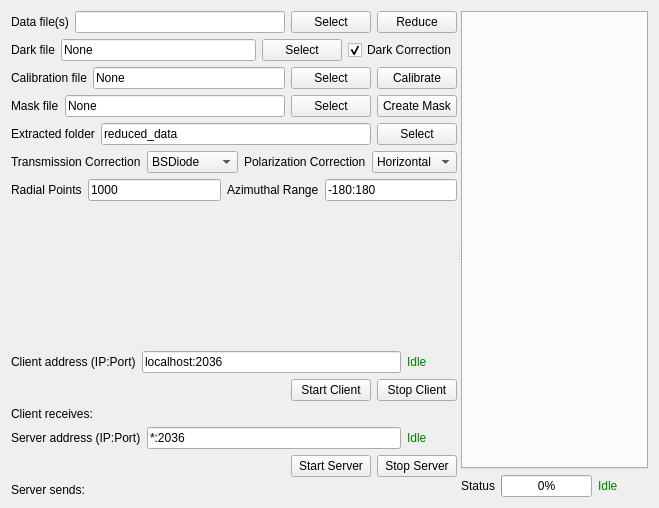
Qt form UI_Forms/Data_Reduction_Client.ui (chemmatcars/XAnoS) before a commit.
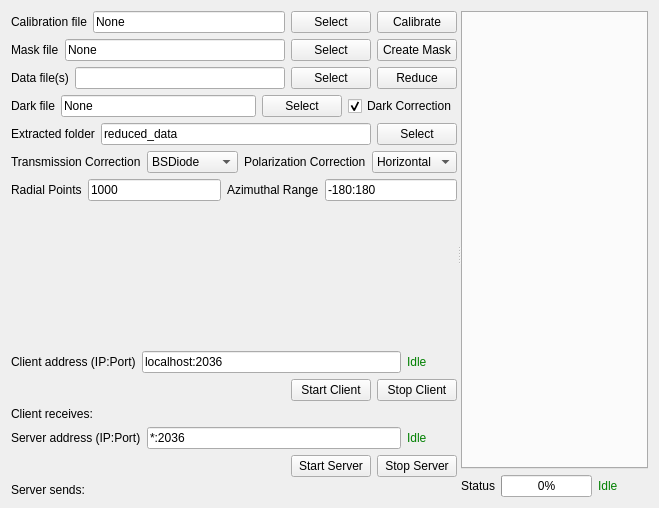
The same form after that commit.

Commit message: Fixed a the problem of caked image in the calibrationWidget.py

Diff of the .ui file:
```diff
--- a/UI_Forms/Data_Reduction_Client.ui
+++ b/UI_Forms/Data_Reduction_Client.ui
@@ -19,8 +19,72 @@
      <property name="orientation">
       <enum>Qt::Horizontal</enum>
      </property>
-     <widget class="QWidget" name="">
+     <widget class="QWidget" name="layoutWidget">
       <layout class="QVBoxLayout" name="verticalLayout_4">
+       <item>
+        <layout class="QHBoxLayout" name="horizontalLayout_4">
+         <item>
+          <widget class="QLabel" name="poniFileLabel">
+           <property name="text">
+            <string>Calibration file</string>
+           </property>
+          </widget>
+         </item>
+         <item>
+          <widget class="QLineEdit" name="poniFileLineEdit">
+           <property name="text">
+            <string>None</string>
+           </property>
+          </widget>
+         </item>
+         <item>
+          <widget class="QPushButton" name="openPoniPushButton">
+           <property name="text">
+            <string>Select</string>
+           </property>
+          </widget>
+         </item>
+         <item>
+          <widget class="QPushButton" name="calibratePushButton">
+           <property name="text">
+            <string>Calibrate</string>
+           </property>
+          </widget>
+         </item>
+        </layout>
+       </item>
+       <item>
+        <layout class="QHBoxLayout" name="horizontalLayout_5">
+         <item>
+          <widget class="QLabel" name="maskFileLabel">
+           <property name="text">
+            <string>Mask file</string>
+           </property>
+          </widget>
+         </item>
+         <item>
+          <widget class="QLineEdit" name="maskFileLineEdit">
+           <property name="text">
+            <string>None</string>
+           </property>
+          </widget>
+         </item>
+         <item>
+          <widget class="QPushButton" name="openMaskPushButton">
+           <property name="text">
+            <string>Select</string>
+           </property>
+          </widget>
+         </item>
+         <item>
+          <widget class="QPushButton" name="createMaskPushButton">
+           <property name="text">
+            <string>Create Mask</string>
+           </property>
+          </widget>
+         </item>
+        </layout>
+       </item>
        <item>
         <layout class="QHBoxLayout" name="horizontalLayout_2">
          <item>
@@ -84,70 +148,6 @@
          </item>
         </layout>
        </item>
-       <item>
-        <layout class="QHBoxLayout" name="horizontalLayout_4">
-         <item>
-          <widget class="QLabel" name="poniFileLabel">
-           <property name="text">
-            <string>Calibration file</string>
-           </property>
-          </widget>
-         </item>
-         <item>
-          <widget class="QLineEdit" name="poniFileLineEdit">
-           <property name="text">
-            <string>None</string>
-           </property>
-          </widget>
-         </item>
-         <item>
-          <widget class="QPushButton" name="openPoniPushButton">
-           <property name="text">
-            <string>Select</string>
-           </property>
-          </widget>
-         </item>
-         <item>
-          <widget class="QPushButton" name="calibratePushButton">
-           <property name="text">
-            <string>Calibrate</string>
-           </property>
-          </widget>
-         </item>
-        </layout>
-       </item>
-       <item>
-        <layout class="QHBoxLayout" name="horizontalLayout_5">
-         <item>
-          <widget class="QLabel" name="maskFileLabel">
-           <property name="text">
-            <string>Mask file</string>
-           </property>
-          </widget>
-         </item>
-         <item>
-          <widget class="QLineEdit" name="maskFileLineEdit">
-           <property name="text">
-            <string>None</string>
-           </property>
-          </widget>
-         </item>
-         <item>
-          <widget class="QPushButton" name="openMaskPushButton">
-           <property name="text">
-            <string>Select</string>
-           </property>
-          </widget>
-         </item>
-         <item>
-          <widget class="QPushButton" name="createMaskPushButton">
-           <property name="text">
-            <string>Create Mask</string>
-           </property>
-          </widget>
-         </item>
-        </layout>
-       </item>
        <item>
         <layout class="QHBoxLayout" name="horizontalLayout_6">
          <item>
@@ -462,7 +462,7 @@
        </item>
       </layout>
      </widget>
-     <widget class="QWidget" name="">
+     <widget class="QWidget" name="layoutWidget">
       <layout class="QVBoxLayout" name="verticalLayout">
        <item>
         <widget class="QTabWidget" name="tabWidget">
```
The commit also changes 2 other files.
